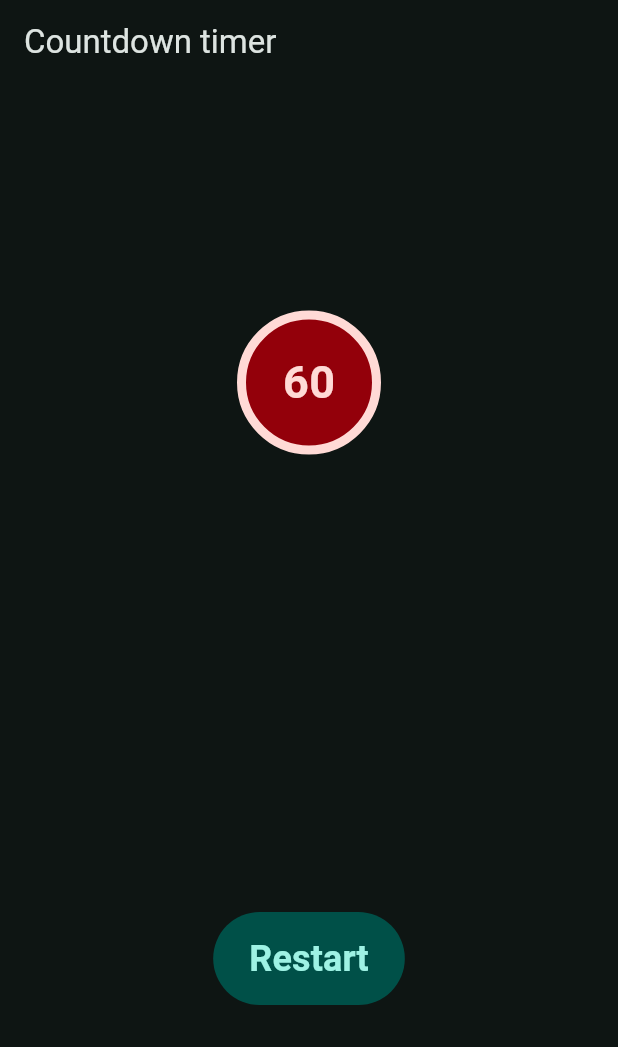
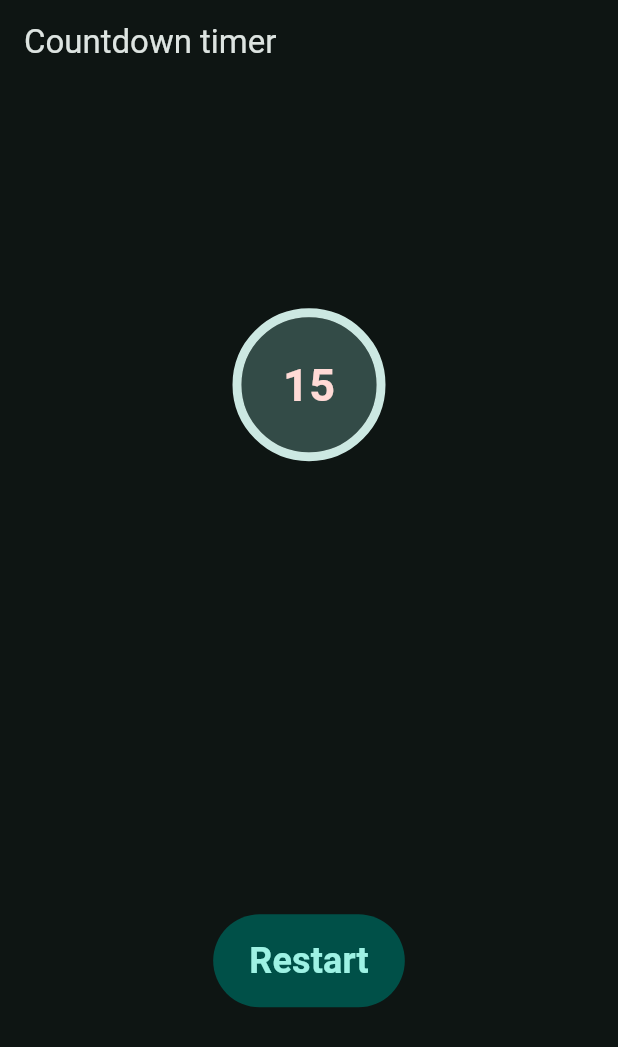
Before and after one commit to mekispetermagan/countdown_timer_experiment_flutter, a Flutter app: the screen it shows after launch, on a phone screen of 412 x 824 dp. Shown: the top 1047 px of the screen. Run offline on Flutter 3.47's test engine with Material 3 defaults, Android fonts, the phone set to English and light mode, and no system bars.

```diff
--- a/lib/main.dart
+++ b/lib/main.dart
@@ -73,6 +73,66 @@ class CountdownManager {
   }
 }
 
+class CountdownRing extends StatelessWidget {
+  final double value;
+  final double rotationAngle;
+  final double size;
+  final double strokeWidth;
+  final Color fgColor;
+  final Color bgColor;
+  const CountdownRing({
+    required this.value,
+    required this.rotationAngle,
+    required this.size,
+    required this.strokeWidth,
+    required this.fgColor,
+    required this.bgColor,
+    super.key,
+  });
+
+  @override
+  Widget build(BuildContext context) {
+    return SizedBox(
+      width: size,
+      height: size,
+      child: Transform.rotate(
+        angle: rotationAngle,
+        child: CircularProgressIndicator(
+          value: value,
+          strokeWidth: strokeWidth,
+          color: fgColor,
+          backgroundColor: bgColor,
+        ),
+      ),
+    );
+  }
+}
+
+class CountdownLabel extends StatelessWidget {
+  final int remainingSeconds;
+  final Color color;
+
+  const CountdownLabel({
+    required this.remainingSeconds,
+    required this.color,
+    super.key
+  });
+
+  @override
+  Widget build(BuildContext context) {
+    return Text(
+      0 != remainingSeconds
+      ? remainingSeconds.toString().padLeft(2, '0')
+      : "0",
+      style: TextStyle(
+        fontSize: 30,
+        fontWeight: FontWeight.bold,
+        color: color,
+      )
+    );
+  }
+}
+
 class CountdownTimer extends StatelessWidget {
   final CountdownStatus status;
   const CountdownTimer({
@@ -83,57 +143,72 @@ class CountdownTimer extends StatelessWidget {
   @override
   Widget build(BuildContext context) {
     final ColorScheme cs = Theme.of(context).colorScheme;
-    final int phase = 0 < status.remainingSeconds
-      ? status.remainingSeconds % 2
+    final double rotationAngle = -status.remainingSeconds / 30 * pi;
+    final double value = status.isRunning
+      ? status.withinSecondMs / 1000
       : 1;
+
+    final bool danger = status.isInDangerZone;
+    final bool filling = status.isRunning && status.remainingSeconds % 2 == 0;
+
+    final Color bgRingTrack;
+    final Color bgRingFill;
+    final Color fgRingTrack;
+    final Color fgRingFill;
+    switch ((danger, filling)) {
+      case (true, true) : {
+        bgRingTrack = cs.surface;
+        bgRingFill = cs.errorContainer;
+        fgRingTrack = cs.surface;
+        fgRingFill = cs.onErrorContainer;
+      }
+      case (true, false) : {
+        bgRingTrack = cs.errorContainer;
+        bgRingFill = cs.surface;
+        fgRingTrack = cs.onErrorContainer;
+        fgRingFill = cs.surface;
+      }
+      case (false, true) : {
+        bgRingTrack = cs.surface;
+        bgRingFill = cs.secondaryContainer;
+        fgRingTrack = cs.surface;
+        fgRingFill = cs.onSecondaryContainer;
+      }
+      case (false, false) : {
+        bgRingTrack = cs.secondaryContainer;
+        bgRingFill = cs.surface;
+        fgRingTrack = cs.onSecondaryContainer;
+        fgRingFill = cs.surface;
+      }
+    }
+    Color labelColor = status.isInDangerZone
+      ? cs.onSecondaryContainer
+      : cs.onErrorContainer;
+
     return Stack(
       alignment: Alignment.center,
       children: <Widget>[
-        SizedBox(
-          width: 45,
-          height: 45,
-          child: Transform.rotate(
-            angle: status.remainingSeconds / 30 * pi,
-            child: CircularProgressIndicator(
-              value: status.withinSecondMs / 1000,
-              strokeWidth: 45,
-              color: status.isInDangerZone
-                ? phase == 1 ? cs.secondaryContainer : cs.surface
-                : phase == 1 ? cs.errorContainer : cs.surface,
-              backgroundColor: status.isInDangerZone
-                ? phase == 1 ? cs.surface : cs.secondaryContainer
-                : phase == 1 ? cs.surface : cs.errorContainer,
-            ),
-          ),
+        // bg ring: sector with container color
+        CountdownRing(
+          value: value,
+          rotationAngle: rotationAngle,
+          size: 48,
+          strokeWidth: 48,
+          fgColor: bgRingTrack,
+          bgColor: bgRingFill,
         ),
-        SizedBox(
-          width: 90,
-          height: 90,
-          child: Transform.rotate(
-            angle: status.remainingSeconds / 30 * pi,
-            child: CircularProgressIndicator(
-              value: status.withinSecondMs / 1000,
-              strokeWidth: 6,
-              color: status.isInDangerZone
-                ? phase == 1 ? cs.onSecondaryContainer : cs.surface
-                : phase == 1 ? cs.onErrorContainer : cs.surface,
-              backgroundColor: status.isInDangerZone
-                ? phase == 1 ? cs.surface : cs.onSecondaryContainer
-                : phase == 1 ? cs.surface : cs.onErrorContainer,
-            ),
-          ),
+        // fg ring: arc with onContainer color
+        CountdownRing(
+          value: value,
+          rotationAngle: rotationAngle,
+          size: 96,
+          strokeWidth: 6,
+          fgColor: fgRingTrack,
+          bgColor: fgRingFill,
         ),
-        Text(
-          0 != status.remainingSeconds
-          ? status.remainingSeconds.toString().padLeft(2, '0')
-          : "0",
-          style: TextStyle(
-            fontSize: 30,
-            fontWeight: FontWeight.bold,
-            color: status.isInDangerZone
-              ? cs.onSecondaryContainer
-              : cs.onErrorContainer,
-          )
+        CountdownLabel(
+          remainingSeconds: status.remainingSeconds,
+          color: labelColor,
         ),
       ],
     );
@@ -177,7 +252,7 @@ class HomePageState extends State<HomePage>
   void initState() {
     super.initState();
     _manager = CountdownManager(
-      totalSeconds: 60,
+      totalSeconds: 15,
       dangerZoneSeconds: 10);
     _ticker = createTicker((elapsed) {
       setState(() {
```
